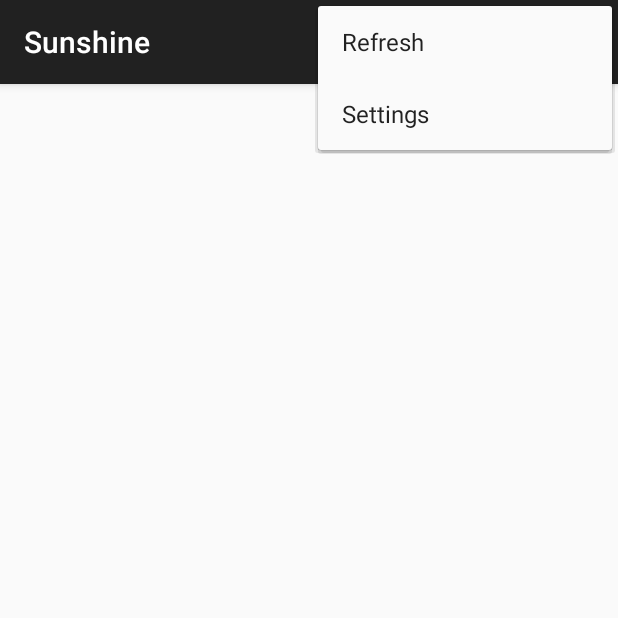
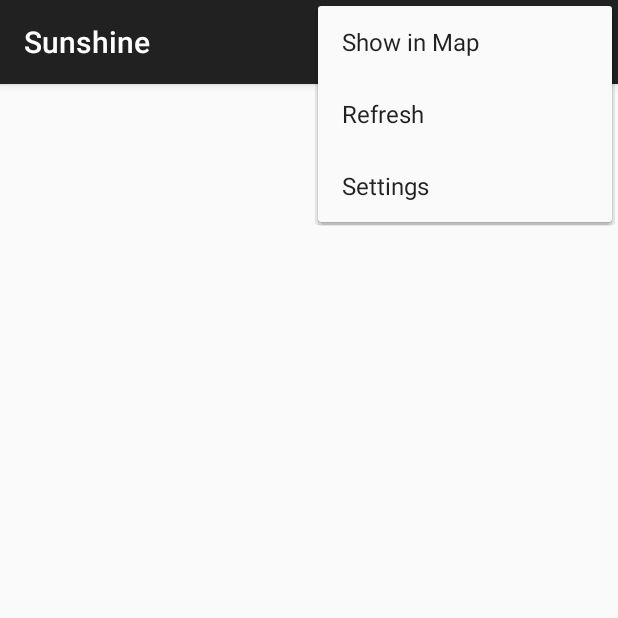
Before and after one commit to daniellAlgar/Sunshine, an Android app: the screen it shows after launch (MainActivity), with the options menu open, on a phone screen of 412 x 824 dp, the top half of it. Run offline under Robolectric (Android 15) with nearby library versions, the phone set to English and light mode, and no system bars.

Commit message:
Added implicit intent to show preferred location in maps.

```diff
--- a/app/src/main/AndroidManifest.xml
+++ b/app/src/main/AndroidManifest.xml
@@ -33,6 +33,11 @@
             <meta-data
                 android:name="android.support.PARENT_ACTIVITY"
                 android:value=".MainActivity"/>
+            <intent-filter>
+                <action android:name="android.intent.action.VIEW" />
+                <data android:scheme="geo" />
+                <category android:name="android.intent.category.DEFAULT" />
+            </intent-filter>
 
         </activity>
     </application>
--- a/app/src/main/java/com/example/android/sunshine/app/ForecastFragment.java
+++ b/app/src/main/java/com/example/android/sunshine/app/ForecastFragment.java
@@ -347,7 +347,6 @@ public class ForecastFragment extends Fragment {
                 return getWeatherDataFromJson(forecastJsonStr, numDays);
             } catch (JSONException e) {
                 Log.e(LOG_TAG, e.getMessage(), e);
-                e.printStackTrace();
             }
 
             // This will only happen if there was an error getting or parsing the forecast.
--- a/app/src/main/res/menu/main.xml
+++ b/app/src/main/res/menu/main.xml
@@ -1,6 +1,14 @@
 <menu xmlns:android="http://schemas.android.com/apk/res/android"
     xmlns:app="http://schemas.android.com/apk/res-auto"
-    xmlns:tools="http://schemas.android.com/tools" tools:context=".MainActivity">
-    <item android:id="@+id/action_settings" android:title="@string/action_settings"
-        android:orderInCategory="100" app:showAsAction="never" />
+    xmlns:tools="http://schemas.android.com/tools"
+    tools:context=".MainActivity">
+    <item
+        android:id="@+id/action_settings"
+        android:title="@string/action_settings"
+        android:orderInCategory="100"
+        app:showAsAction="never" />
+    <item
+        android:id="@+id/action_map"
+        android:title="@string/action_show_in_map"
+        app:showAsAction="never"/>
 </menu>
--- a/app/src/main/res/values/strings.xml
+++ b/app/src/main/res/values/strings.xml
@@ -21,4 +21,10 @@
     <string name="pref_units_key" translatable="false">units</string>
     <string name="pref_units_title">Temperature Units</string>
 
+    <string name="pref_location_in_maps_label">View location in maps</string>
+    <string name="pref_location_in_maps_key">locationInMaps</string>
+
+    <!--meny/main.xml-->
+    <string name="action_show_in_map">Show in Map</string>
+
 </resources>
--- a/app/src/main/res/xml/pref_general.xml
+++ b/app/src/main/res/xml/pref_general.xml
@@ -17,4 +17,8 @@
         android:entries="@array/pref_units_options"
         android:entryValues="@array/pref_units_values"
         android:defaultValue="@string/pref_units_metric" />
+
+    <!--<Preference-->
+        <!--android:title="@string/pref_location_in_maps_label"-->
+        <!--android:key="@string/pref_location_in_maps_key"/>-->
 </PreferenceScreen>
```
Also changed, not shown: app/src/main/java/com/example/android/sunshine/app/MainActivity.java (+27 -0 lines), app/src/main/java/com/example/android/sunshine/app/SettingsActivity.java (+25 -0 lines).
